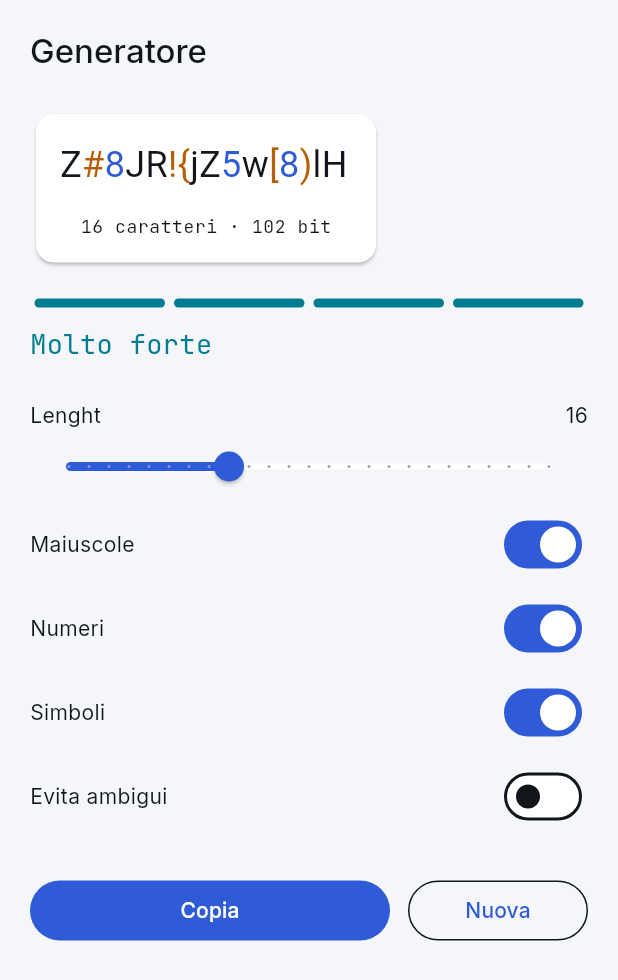
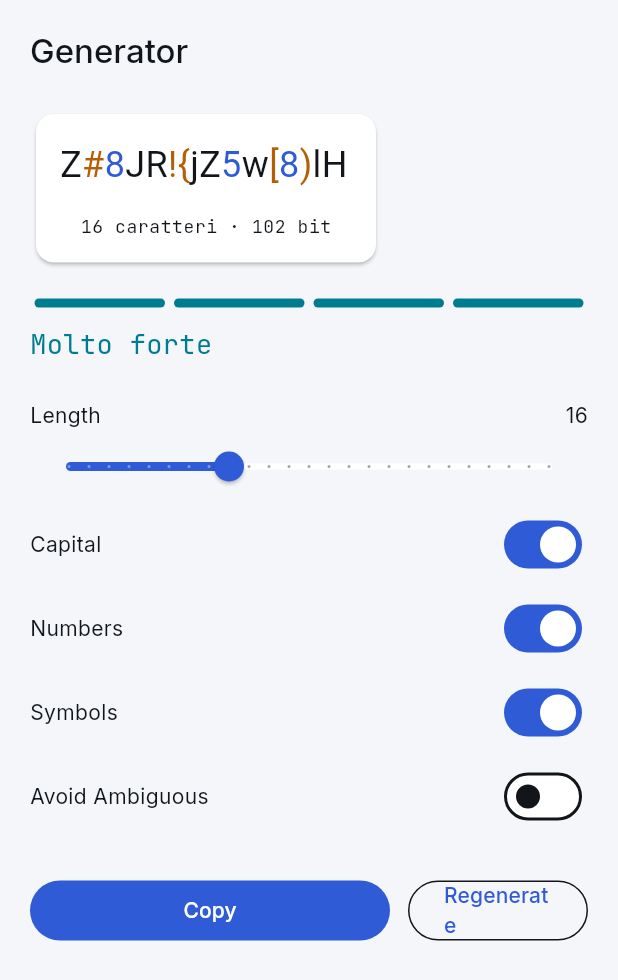
Before and after one commit to edoardosartori/pw-generator-app, a Flutter app: the screen it shows after launch, on a phone screen of 412 x 824 dp. Shown: the top 980 px of the screen. Run offline on Flutter 3.47's test engine with Material 3 defaults, Android fonts, the phone set to English and light mode, and no system bars.

Commit message:
in english

```diff
--- a/lib/features/password_generator/presentation/pages/password_generator_page.dart
+++ b/lib/features/password_generator/presentation/pages/password_generator_page.dart
@@ -45,7 +45,7 @@ class _PasswordGeneratorPageState extends State<PasswordGeneratorPage> {
                 crossAxisAlignment: CrossAxisAlignment.start,
                 children: [
                   Text(
-                    'Generatore',
+                    'Generator',
                     style: Theme.of(
                       context,
                     ).textTheme.titleLarge,
@@ -71,7 +71,7 @@ class _PasswordGeneratorPageState extends State<PasswordGeneratorPage> {
                     children: [
                       const Expanded(
                         child: Text(
-                          'Lenght',
+                          'Length',
                         ),
                       ),
                       Text(
@@ -95,7 +95,7 @@ class _PasswordGeneratorPageState extends State<PasswordGeneratorPage> {
                     },
                   ),
                   OptionSwitchTile(
-                    title: 'Maiuscole',
+                    title: 'Capital',
                     value: options.uppercase,
                     onChanged: (
                       value,
@@ -108,7 +108,7 @@ class _PasswordGeneratorPageState extends State<PasswordGeneratorPage> {
                     },
                   ),
                   OptionSwitchTile(
-                    title: 'Numeri',
+                    title: 'Numbers',
                     value: options.numbers,
                     onChanged: (
                       value,
@@ -121,7 +121,7 @@ class _PasswordGeneratorPageState extends State<PasswordGeneratorPage> {
                     },
                   ),
                   OptionSwitchTile(
-                    title: 'Simboli',
+                    title: 'Symbols',
                     value: options.symbols,
                     onChanged: (
                       value,
@@ -134,7 +134,7 @@ class _PasswordGeneratorPageState extends State<PasswordGeneratorPage> {
                     },
                   ),
                   OptionSwitchTile(
-                    title: 'Evita ambigui',
+                    title: 'Avoid Ambiguous',
                     value: options.avoidAmbiguous,
                     onChanged: (
                       value,
@@ -157,7 +157,7 @@ class _PasswordGeneratorPageState extends State<PasswordGeneratorPage> {
                           onPressed: () async {
                             await controller.copyPassword();
 
-                            if (!mounted) {
+                            if (!context.mounted) {
                               return;
                             }
 
@@ -166,13 +166,13 @@ class _PasswordGeneratorPageState extends State<PasswordGeneratorPage> {
                             ).showSnackBar(
                               const SnackBar(
                                 content: Text(
-                                  'Password copiata',
+                                  'Password copied',
                                 ),
                               ),
                             );
                           },
                           child: Text(
-                            state.copied ? 'Copiata' : 'Copia',
+                            state.copied ? 'Copied' : 'Copy',
                           ),
                         ),
                       ),
@@ -183,7 +183,7 @@ class _PasswordGeneratorPageState extends State<PasswordGeneratorPage> {
                         child: OutlinedButton(
                           onPressed: controller.regenerate,
                           child: const Text(
-                            'Nuova',
+                            'Regenerate',
                           ),
                         ),
                       ),
```
